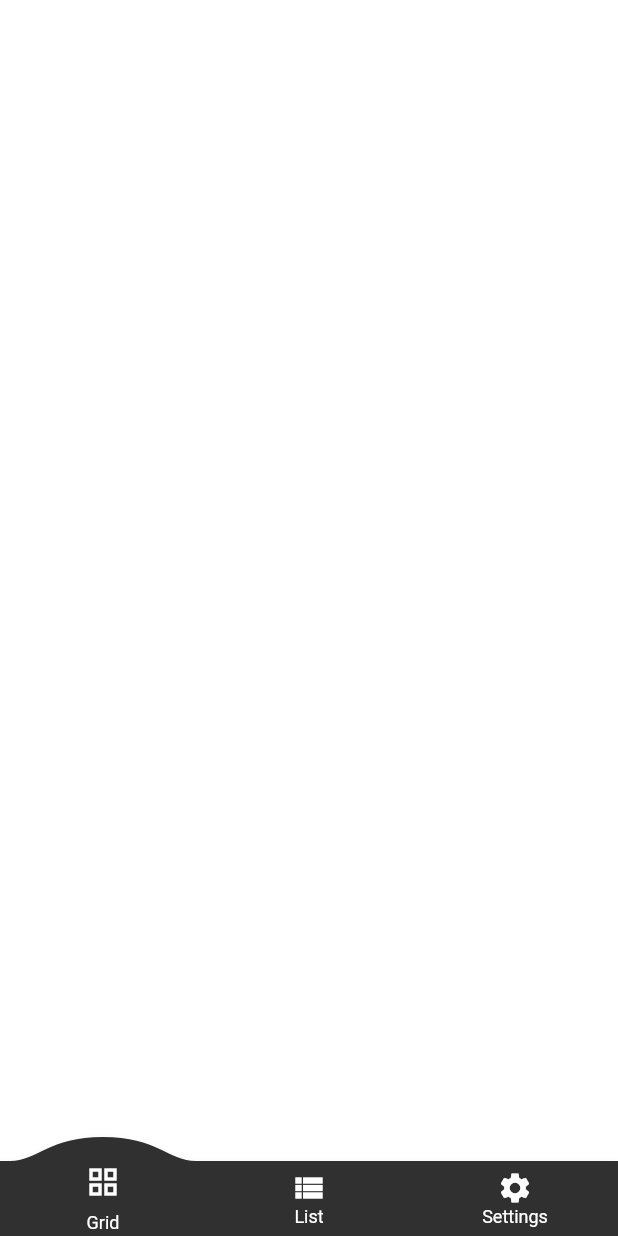
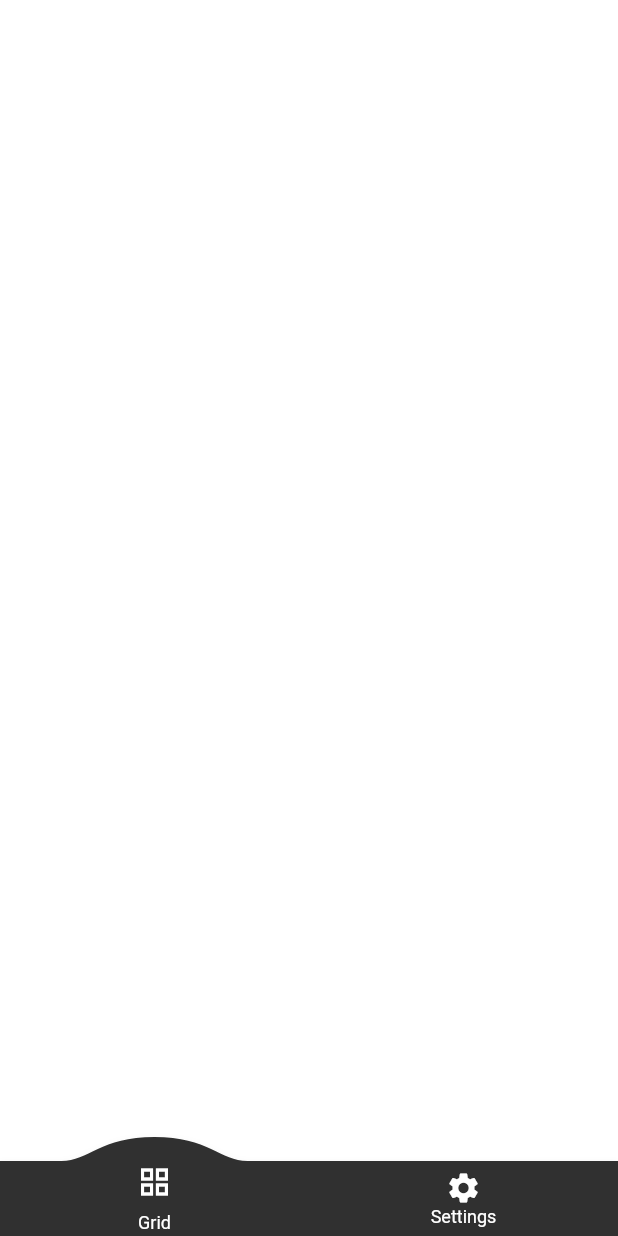
Before and after one commit to danbrun/launcher-flutter, a Flutter app: the screen it shows after launch, on a phone screen of 412 x 824 dp. Run offline on Flutter 3.47's test engine with Material 2 defaults, Android fonts, the phone set to English and light mode, and no system bars; drawn by our look-alikes of convex_bottom_bar; missing offline and left inert: device_apps.

Commit message:
Removed grid view in favor of list view.

```diff
--- a/lib/AppGrid.dart
+++ /dev/null
@@ -1,51 +0,0 @@
-import 'package:flutter/material.dart';
-import 'package:launcher/DeviceAppsModel.dart';
-import 'package:launcher/LauncherSettingsModel.dart';
-import 'package:provider/provider.dart';
-
-class AppGrid extends StatelessWidget {
-  const AppGrid({Key? key}) : super(key: key);
-
-  @override
-  Widget build(BuildContext context) {
-    return Consumer2<DeviceAppsModel, LauncherSettingsModel>(
-      builder: (context, deviceAppsModel, launcherSettingsModel, child) {
-        return GridView.builder(
-          gridDelegate: SliverGridDelegateWithFixedCrossAxisCount(
-            crossAxisCount: launcherSettingsModel.gridColumns,
-            mainAxisSpacing: launcherSettingsModel.itemSpacing,
-            crossAxisSpacing: launcherSettingsModel.itemSpacing,
-          ),
-          itemBuilder: (context, index) => AppGridItem(
-            deviceAppsModel.apps[index],
-            launcherSettingsModel.iconSize,
-          ),
-          itemCount: deviceAppsModel.apps.length,
-          padding: MediaQuery.of(context).viewPadding + EdgeInsets.only(bottom: 16),
-        );
-      },
-    );
-  }
-}
-
-class AppGridItem extends StatelessWidget {
-  final LauncherApplication _app;
-  final double _iconSize;
-
-  AppGridItem(this._app, this._iconSize);
-
-  @override
-  Widget build(BuildContext context) {
-    return InkWell(
-      onTap: () => _app.openApp(),
-      onDoubleTap: () => _app.openSettings(),
-      child: Center(
-        child: Image(
-          image: _app.icon,
-          width: _iconSize,
-          height: _iconSize,
-        ),
-      ),
-    );
-  }
-}
--- a/lib/Launcher.dart
+++ b/lib/Launcher.dart
@@ -1,12 +1,10 @@
 import 'package:convex_bottom_bar/convex_bottom_bar.dart';
 import 'package:flutter/material.dart';
-import 'package:launcher/AppGrid.dart';
 import 'package:launcher/AppList.dart';
 import 'package:launcher/Settings.dart';
 
 class Launcher extends StatelessWidget {
   static const List<Widget> _tabViews = <Widget>[
-    const AppGrid(),
     const AppList(),
     const Settings(),
   ];
@@ -18,13 +16,6 @@ class Launcher extends StatelessWidget {
         color: Colors.white,
       ),
       title: 'Grid',
-    ),
-    TabItem(
-      icon: Icon(
-        Icons.view_list,
-        color: Colors.white,
-      ),
-      title: 'List',
     ),
     TabItem(
       icon: Icon(
```
